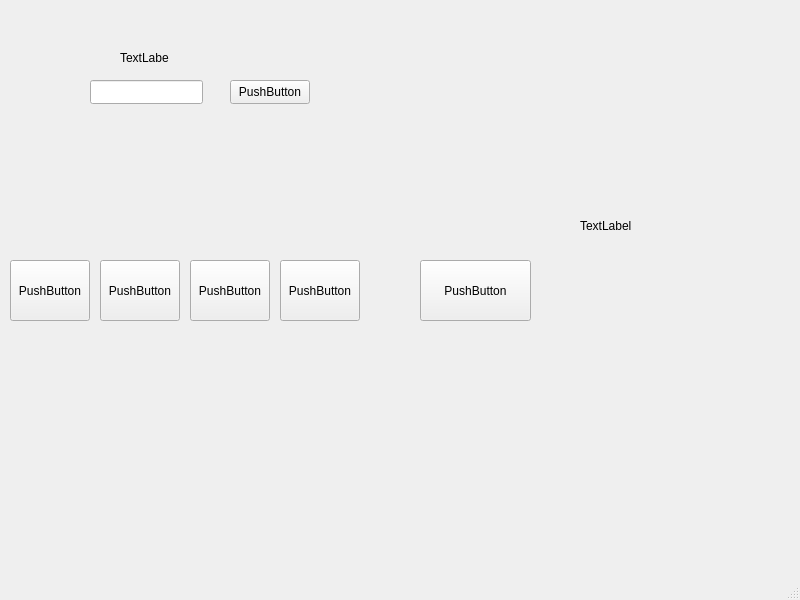
First picture: the form in Mastermind/mainwindow.ui, repository AvaRaGane/Mastermind, before the edit.
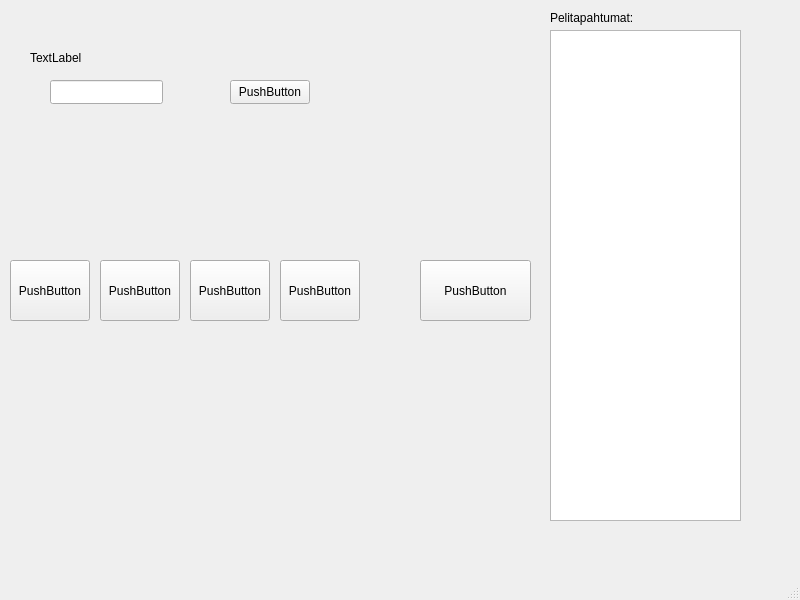
Second picture: the form after the edit.

The edit to the form file:
```diff
--- a/Mastermind/mainwindow.ui
+++ b/Mastermind/mainwindow.ui
@@ -30,7 +30,7 @@
    <widget class="QLineEdit" name="arpoja">
     <property name="geometry">
      <rect>
-      <x>90</x>
+      <x>50</x>
       <y>80</y>
       <width>113</width>
       <height>24</height>
@@ -40,9 +40,9 @@
    <widget class="QLabel" name="info">
     <property name="geometry">
      <rect>
-      <x>120</x>
+      <x>30</x>
       <y>50</y>
-      <width>49</width>
+      <width>321</width>
       <height>16</height>
      </rect>
     </property>
@@ -115,17 +115,27 @@
      <string>PushButton</string>
     </property>
    </widget>
-   <widget class="QLabel" name="loki">
+   <widget class="QTextBrowser" name="Lokki">
     <property name="geometry">
      <rect>
-      <x>580</x>
-      <y>50</y>
-      <width>201</width>
-      <height>351</height>
+      <x>550</x>
+      <y>30</y>
+      <width>191</width>
+      <height>491</height>
+     </rect>
+    </property>
+   </widget>
+   <widget class="QLabel" name="label">
+    <property name="geometry">
+     <rect>
+      <x>550</x>
+      <y>10</y>
+      <width>101</width>
+      <height>16</height>
      </rect>
     </property>
     <property name="text">
-     <string>TextLabel</string>
+     <string>Pelitapahtumat:</string>
     </property>
    </widget>
   </widget>
```
